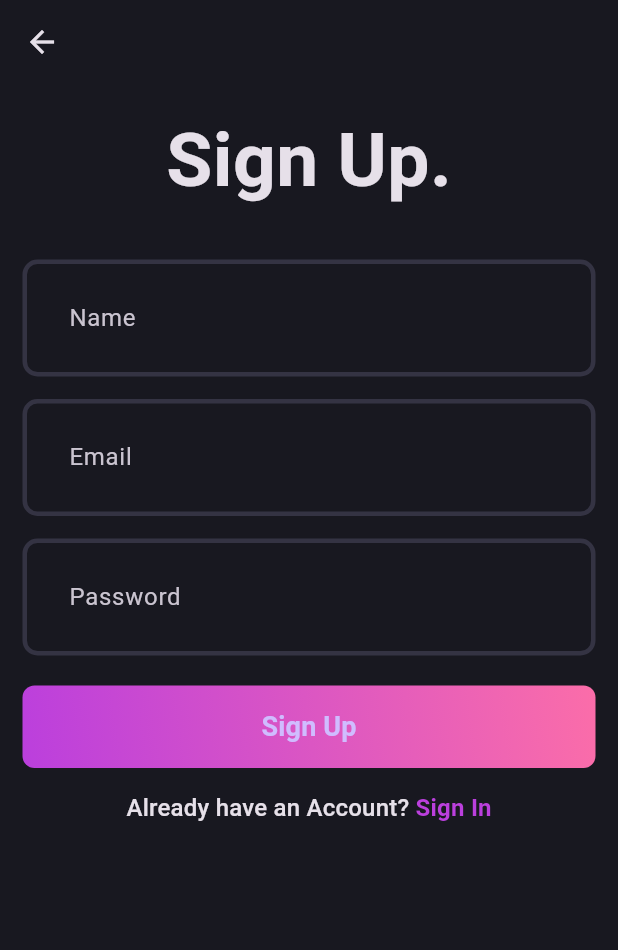
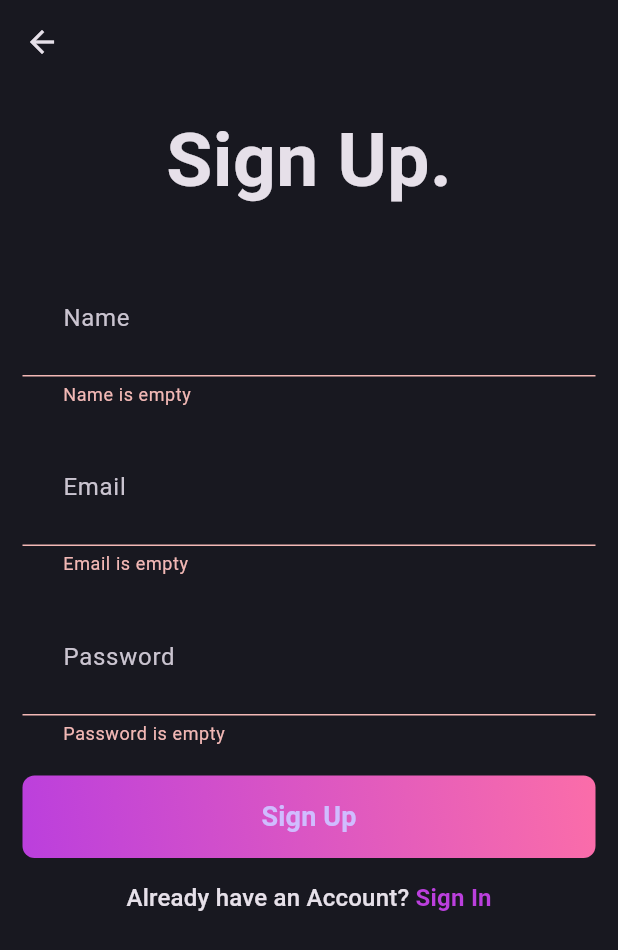
Before and after one commit to MohammedAqeeb/BlogApp, a Flutter app: the SignUpPage screen opened directly, after a tap on "Sign Up", on a phone screen of 412 x 824 dp. Shown: the top 950 px of the screen. Run offline on Flutter 3.47's test engine with Material 3 defaults, Android fonts, the phone set to English and light mode, and no system bars; our stand-ins replace flutter_bloc, fpdart, get_it, supabase_flutter; accounts and stored records are empty.

```diff
--- /dev/null
+++ b/lib/core/usecase/use_case.dart
@@ -0,0 +1,6 @@
+import 'package:blog_app/core/error/failure.dart';
+import 'package:fpdart/fpdart.dart';
+
+abstract interface class UseCase<SuccessType, Params> {
+  Future<Either<Failure, SuccessType>> call(Params params);
+}
--- a/lib/features/auth/data/repositories/auth_repository_imp.dart
+++ b/lib/features/auth/data/repositories/auth_repository_imp.dart
@@ -3,6 +3,8 @@ import 'package:blog_app/core/error/failure.dart';
 import 'package:blog_app/features/auth/data/datasource/auth_datasource.dart';
 import 'package:blog_app/features/auth/domain/repository/auth_repository.dart';
 import 'package:fpdart/fpdart.dart';
+
+
 
 class AuthRepositoryImplementation implements AuthRepository {
   final AuthDataSource authDataSource;
--- /dev/null
+++ b/lib/features/auth/domain/usecase/signup.dart
@@ -0,0 +1,30 @@
+import 'package:blog_app/core/error/failure.dart';
+import 'package:blog_app/core/usecase/use_case.dart';
+import 'package:blog_app/features/auth/domain/repository/auth_repository.dart';
+import 'package:fpdart/fpdart.dart';
+
+class UserSignUp implements UseCase<String, UserSignUpParam> {
+  final AuthRepository authRepository;
+  const UserSignUp({
+    required this.authRepository,
+  });
+
+  @override
+  Future<Either<Failure, String>> call(UserSignUpParam params) async {
+    return await authRepository.signUpWithEmailAndPassword(
+      name: params.name,
+      email: params.email,
+      password: params.password,
+    );
+  }
+}
+
+class UserSignUpParam {
+  final String email, name, password;
+
+  UserSignUpParam({
+    required this.email,
+    required this.name,
+    required this.password,
+  });
+}
--- /dev/null
+++ b/lib/features/auth/presentation/bloc/bloc/auth_bloc.dart
@@ -0,0 +1,29 @@
+import 'package:blog_app/features/auth/domain/usecase/signup.dart';
+import 'package:flutter/material.dart';
+import 'package:flutter_bloc/flutter_bloc.dart';
+
+part 'auth_event.dart';
+part 'auth_state.dart';
+
+class AuthBloc extends Bloc<AuthEvent, AuthState> {
+  final UserSignUp _userSignUp;
+  AuthBloc({
+    required UserSignUp userSignUp,
+  })  : _userSignUp = userSignUp,
+        super(AuthInitial()) {
+    on<AuthSignUpEvent>((event, emit) async {
+      final res = await _userSignUp(
+        UserSignUpParam(
+          email: event.email,
+          name: event.name,
+          password: event.password,
+        ),
+      );
+
+      res.fold(
+        (l) => emit(AuthFailure(failureMessage: l.message)),
+        (r) => emit(AuthSuccess(userId: r)),
+      );
+    });
+  }
+}
--- /dev/null
+++ b/lib/features/auth/presentation/bloc/bloc/auth_event.dart
@@ -0,0 +1,14 @@
+part of 'auth_bloc.dart';
+
+@immutable
+sealed class AuthEvent {}
+
+final class AuthSignUpEvent extends AuthEvent {
+  final String email, name, password;
+
+  AuthSignUpEvent({
+    required this.email,
+    required this.name,
+    required this.password,
+  });
+}
--- /dev/null
+++ b/lib/features/auth/presentation/bloc/bloc/auth_state.dart
@@ -0,0 +1,22 @@
+part of 'auth_bloc.dart';
+
+@immutable
+sealed class AuthState {
+  const AuthState();
+}
+
+final class AuthInitial extends AuthState {}
+
+final class AuthLoading extends AuthState {}
+
+final class AuthSuccess extends AuthState {
+  final String userId;
+
+  const AuthSuccess({required this.userId});
+}
+
+final class AuthFailure extends AuthState {
+  final String failureMessage;
+
+  const AuthFailure({required this.failureMessage});
+}
--- a/lib/features/auth/presentation/pages/login_page.dart
+++ b/lib/features/auth/presentation/pages/login_page.dart
@@ -11,6 +11,7 @@ class LoginPage extends StatefulWidget {
   @override
   State<LoginPage> createState() => _LoginPageState();
 }
+
 ///EaUMieGALGpHgR43
 class _LoginPageState extends State<LoginPage> {
   final formKey = GlobalKey<FormState>();
@@ -46,7 +47,10 @@ class _LoginPageState extends State<LoginPage> {
                 isObscureText: true,
               ),
               const SizedBox(height: 20),
-              const AuthButton(buttonText: 'Login'),
+              AuthButton(
+                buttonText: 'Login',
+                onPressed: () {},
+              ),
               const SizedBox(height: 15),
               GestureDetector(
                 onTap: () {
--- a/lib/features/auth/presentation/pages/signup_page.dart
+++ b/lib/features/auth/presentation/pages/signup_page.dart
@@ -1,7 +1,9 @@
 import 'package:blog_app/core/theme/app_pallete.dart';
+import 'package:blog_app/features/auth/presentation/bloc/bloc/auth_bloc.dart';
 import 'package:blog_app/features/auth/presentation/pages/login_page.dart';
 import 'package:blog_app/features/auth/presentation/widgets/auth_button.dart';
 import 'package:flutter/material.dart';
+import 'package:flutter_bloc/flutter_bloc.dart';
 
 import '../widgets/auth_field.dart';
 
@@ -55,7 +57,21 @@ class _SignUpPageState extends State<SignUpPage> {
                   isObscureText: true,
                 ),
                 const SizedBox(height: 20),
-                const AuthButton(buttonText: 'Sign Up'),
+                AuthButton(
+                  buttonText: 'Sign Up',
+                  onPressed: () {
+                    if (formKey.currentState!.validate()) {
+                      context.read<AuthBloc>().add(
+                            AuthSignUpEvent(
+                              email: emailController.text.trim(),
+                              name: nameController.text.trim(),
+                              password: passwordController.text.trim(),
+                            ),
+                          );
+                      ;
+                    }
+                  },
+                ),
                 const SizedBox(height: 15),
                 GestureDetector(
                   onTap: () {
--- a/lib/features/auth/presentation/widgets/auth_button.dart
+++ b/lib/features/auth/presentation/widgets/auth_button.dart
@@ -3,10 +3,12 @@ import 'package:flutter/material.dart';
 
 class AuthButton extends StatelessWidget {
   final String buttonText;
+  final VoidCallback onPressed;
 
   const AuthButton({
     super.key,
     required this.buttonText,
+    required this.onPressed,
   });
 
   @override
@@ -29,7 +31,7 @@ class AuthButton extends StatelessWidget {
           shadowColor: AppPalette.transparentColor,
           fixedSize: const Size(395, 55),
         ),
-        onPressed: () {},
+        onPressed: onPressed,
         child: Text(
           buttonText,
           style: const TextStyle(
--- a/pubspec.yaml
+++ b/pubspec.yaml
@@ -31,7 +31,9 @@ dependencies:
   cupertino_icons: ^1.0.2
   flutter:
     sdk: flutter
+  flutter_bloc: ^8.1.6
   fpdart: ^1.1.0
+  get_it: ^7.7.0
   supabase_flutter: ^2.3.4
 
 dev_dependencies:
```
Also changed, not shown: lib/init_dependency.dart (added, +13 -0 lines), lib/main.dart (+25 -2 lines), lib/features/auth/data/datasource/auth_datasource.dart (line endings or trailing spaces), pubspec.lock.
